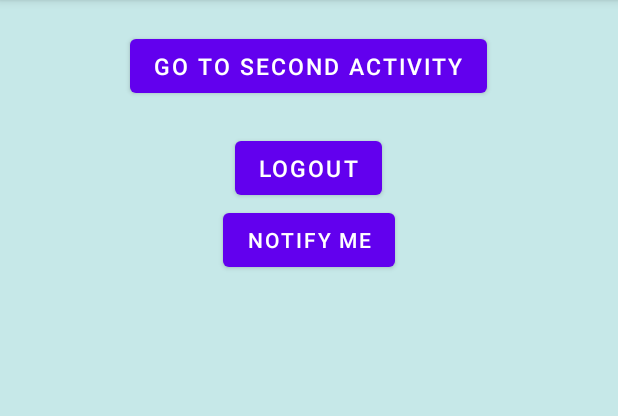
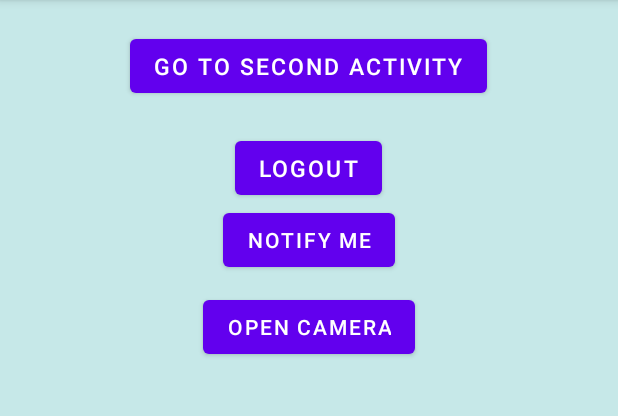
Before and after one commit to Natasa-C/Community-Basket, an Android app: the MainActivity screen opened directly, with no data from a screen before it, on a phone screen of 412 x 824 dp, the part 84-500 px from its top. Run offline under Robolectric (Android 15) with nearby library versions, the phone set to English and light mode, and no system bars.

Commit message:
added getting image from camera feature

```diff
--- a/Community-Basket /app/src/main/AndroidManifest.xml
+++ b/Community-Basket /app/src/main/AndroidManifest.xml
@@ -39,5 +39,6 @@
 
     <uses-permission android:name="android.permission.INTERNET"/>
     <uses-permission android:name="android.permission.VIBRATE"/>
+    <uses-permission android:name="android.permission.CAMERA"/>
 
 </manifest>
--- a/Community-Basket /app/src/main/res/layout/activity_main.xml
+++ b/Community-Basket /app/src/main/res/layout/activity_main.xml
@@ -37,11 +37,18 @@
             android:layout_height="wrap_content"
             android:text="Notify me" />
 
-        <androidx.fragment.app.FragmentContainerView
-            android:id="@+id/fragment_container"
-            android:layout_width="match_parent"
-            android:layout_height="match_parent" >
-        </androidx.fragment.app.FragmentContainerView>
+        <Button
+            android:layout_width="wrap_content"
+            android:layout_height="wrap_content"
+            android:layout_marginTop="10dp"
+            android:id="@+id/bt_open_camera"
+            android:text="open camera"/>
+
+        <ImageView
+            android:layout_width="150dp"
+            android:layout_height="150dp"
+            android:layout_weight="1"
+            android:id="@+id/camera_img"/>
     </LinearLayout>
 
     <com.google.android.material.navigation.NavigationView
```
Also changed, not shown: Community-Basket /app/src/main/java/com/example/community_basket/activities/MainActivity.kt (+30 -0 lines).
